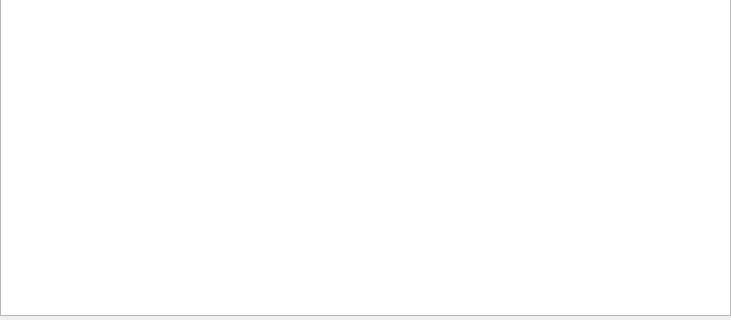
jpark651/Schulich-Dashboard-Project, file errordialog.ui: the form before one commit; both pictures show x 0 to 731 and y 465 to 785 of the 731 by 785 pixel window.
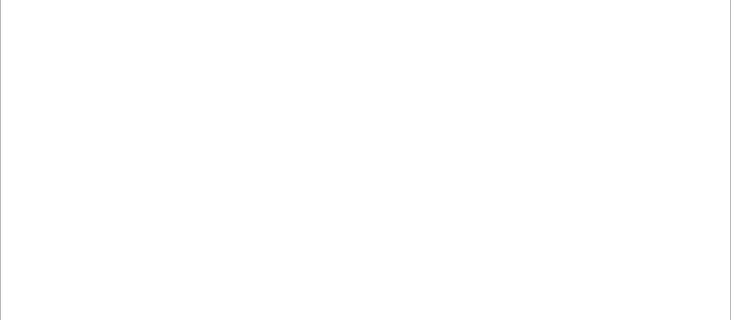
The form after the commit.

```diff
--- a/errordialog.ui
+++ b/errordialog.ui
@@ -19,27 +19,9 @@
      <x>0</x>
      <y>0</y>
      <width>731</width>
-     <height>781</height>
+     <height>791</height>
     </rect>
    </property>
-   <property name="minimumSize">
-    <size>
-     <width>400</width>
-     <height>400</height>
-    </size>
-   </property>
-   <property name="maximumSize">
-    <size>
-     <width>1600</width>
-     <height>900</height>
-    </size>
-   </property>
-   <property name="sizeIncrement">
-    <size>
-     <width>1</width>
-     <height>1</height>
-    </size>
-   </property>
   </widget>
  </widget>
  <resources/>
```
